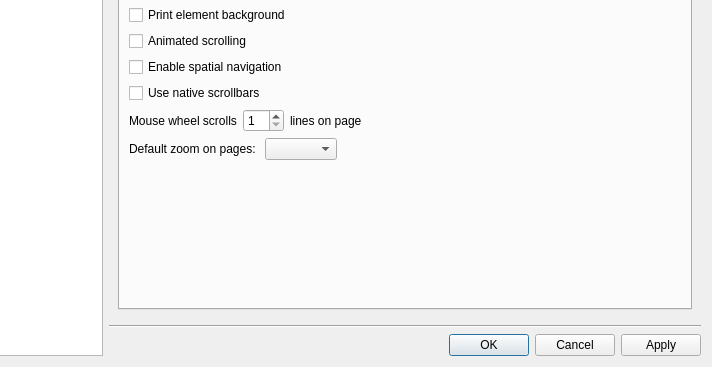
The window that src/lib/preferences/preferences.ui (KDE/falkon) describes before a commit, drawn with Qt 5; both pictures show x 128 to 840 and y 183 to 550 of the 840 by 550 pixel window.
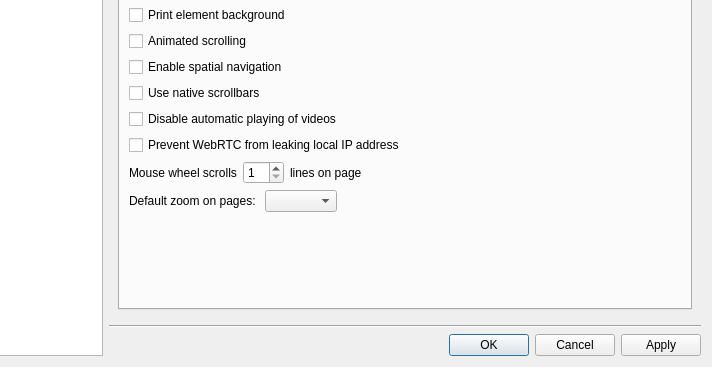
The same window after the commit. The open tabs and pages were chosen to show the change. Custom widgets are drawn as their Qt base class.

Commit message:
Preferences: Add new options in QtWebEngine 5.11
- Disable automatic playing of videos
- Prevent WebRTC from leaking local IP address

```diff
--- a/src/lib/preferences/preferences.ui
+++ b/src/lib/preferences/preferences.ui
@@ -1061,6 +1061,20 @@
                    </property>
                   </widget>
                  </item>
+                 <item>
+                  <widget class="QCheckBox" name="disableVideoAutoPlay">
+                   <property name="text">
+                    <string>Disable automatic playing of videos</string>
+                   </property>
+                  </widget>
+                 </item>
+                 <item>
+                  <widget class="QCheckBox" name="webRTCPublicIpOnly">
+                   <property name="text">
+                    <string>Prevent WebRTC from leaking local IP address</string>
+                   </property>
+                  </widget>
+                 </item>
                 </layout>
                </item>
                <item row="2" column="0">
```
The commit also changes 2 other files.
